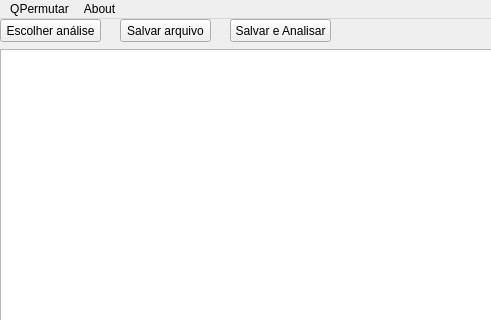
Qt form mainwindow.ui (vrios/QPermuta) before a commit; both pictures show x 0 to 491 and y 0 to 320 of the 958 by 582 pixel window.
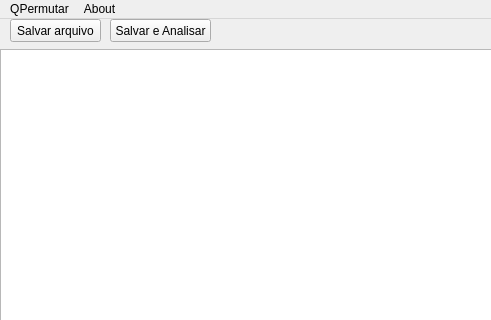
The same form after that commit.

Commit message: R call working on windows via batch file, minor cleanup

What changed in the file:
```diff
--- a/mainwindow.ui
+++ b/mainwindow.ui
@@ -27,7 +27,7 @@
    <widget class="QPushButton" name="pushButtonSalvarArquivo">
     <property name="geometry">
      <rect>
-      <x>120</x>
+      <x>10</x>
       <y>0</y>
       <width>91</width>
       <height>23</height>
@@ -37,23 +37,10 @@
      <string>Salvar arquivo</string>
     </property>
    </widget>
-   <widget class="QPushButton" name="pushButtonEscolherAnalise">
-    <property name="geometry">
-     <rect>
-      <x>0</x>
-      <y>0</y>
-      <width>101</width>
-      <height>23</height>
-     </rect>
-    </property>
-    <property name="text">
-     <string>Escolher análise</string>
-    </property>
-   </widget>
    <widget class="QPushButton" name="pushButtonSalvarAnalisar">
     <property name="geometry">
      <rect>
-      <x>230</x>
+      <x>110</x>
       <y>0</y>
       <width>101</width>
       <height>23</height>
```
The commit also changes 4 other files.
